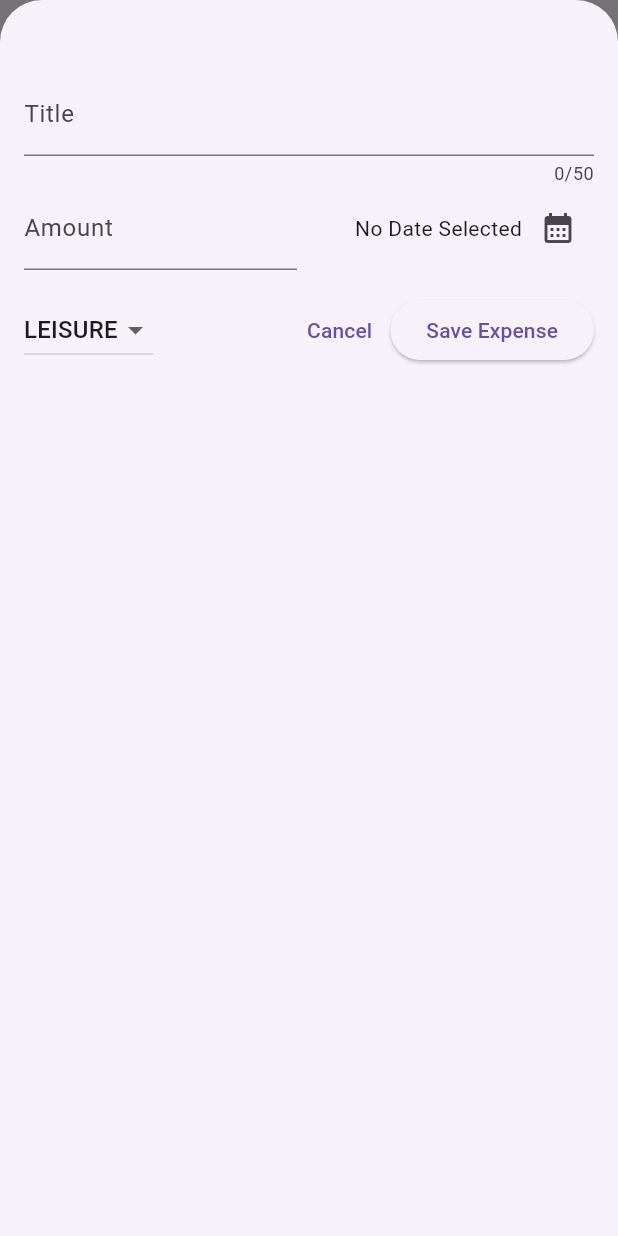
After one commit to abrambagus/expense_tracker, a Flutter app: the screen it shows after launch, after a tap on the "add" icon, on a phone screen of 412 x 824 dp. The commit adds this screen. Run offline on Flutter 3.47's test engine with Material 3 defaults, Android fonts, the phone set to English and light mode, and no system bars.

Commit message:
add new expense form

```diff
--- a/lib/widgets/expenses.dart
+++ b/lib/widgets/expenses.dart
@@ -1,5 +1,6 @@
 import 'package:expense_tracker/widgets/expenses_list/expenses_list.dart';
 import 'package:expense_tracker/models/expense.dart';
+import 'package:expense_tracker/widgets/new_expense.dart';
 import 'package:flutter/material.dart';
 
 class Expenses extends StatefulWidget {
@@ -25,9 +26,32 @@ class _ExpensesState extends State<Expenses> {
         category: Category.leisure),
   ];
 
+  void _openAddExpenseOverlay() {
+    showModalBottomSheet(
+      isScrollControlled: true,
+      context: context,
+      builder: (ctx) => NewExpense(_addExpense),
+    );
+  }
+
+  void _addExpense(expense) {
+    setState(() {
+      _registeredExpenses.add(expense);
+    });
+  }
+
   @override
   Widget build(BuildContext context) {
     return Scaffold(
+      appBar: AppBar(
+        title: const Text("Flutter Expense Tracker"),
+        actions: [
+          IconButton(
+            onPressed: _openAddExpenseOverlay,
+            icon: const Icon(Icons.add),
+          ),
+        ],
+      ),
       body: Column(
         children: [
           const Text("chart"),
--- a/lib/widgets/expenses_list/expense_item.dart
+++ b/lib/widgets/expenses_list/expense_item.dart
@@ -1,5 +1,6 @@
 import 'package:expense_tracker/models/expense.dart';
 import 'package:flutter/material.dart';
+import 'package:intl/intl.dart';
 
 class ExpenseItem extends StatelessWidget {
   const ExpenseItem(this.expense, {super.key});
@@ -22,7 +23,8 @@ class ExpenseItem extends StatelessWidget {
             ),
             Row(
               children: [
-                Text("Rp. ${expense.amount.toStringAsFixed(2)}"),
+                Text(
+                    "Rp. ${NumberFormat('#,##0.00', 'id_ID').format(expense.amount)}"),
                 const Spacer(),
                 Row(
                   children: [
--- /dev/null
+++ b/lib/widgets/new_expense.dart
@@ -0,0 +1,167 @@
+import 'package:expense_tracker/models/expense.dart';
+import 'package:flutter/material.dart';
+
+class NewExpense extends StatefulWidget {
+  const NewExpense(this.onAddExpense, {super.key});
+
+  final void Function(Expense expense) onAddExpense;
+
+  @override
+  State<StatefulWidget> createState() {
+    return _NewExpenseState();
+  }
+}
+
+class _NewExpenseState extends State<NewExpense> {
+  final _titleController = TextEditingController();
+  final _amountController = TextEditingController();
+  DateTime? _selectedDate;
+  Category _selectedCategory = Category.leisure;
+
+  void _presentDatePicker() async {
+    final now = DateTime.now();
+    final firstDate = DateTime(now.year - 1, now.month, now.day);
+    final pickedDate = await showDatePicker(
+      context: context,
+      initialDate: now,
+      firstDate: firstDate,
+      lastDate: now,
+    );
+    setState(() {
+      _selectedDate = pickedDate;
+    });
+  }
+
+  void _submitExpenseData() {
+    final enteredAmount = double.tryParse(_amountController.text);
+    final amountIsInvalid = enteredAmount == null || enteredAmount <= 0;
+    if (_titleController.text.trim().isEmpty ||
+        amountIsInvalid ||
+        _selectedDate == null) {
+      showDialog(
+        context: context,
+        builder: (ctx) => AlertDialog(
+          title: const Text("Invalid Input"),
+          content: const Text(
+              "Please make sure a valid title, amount, date, and category was entered."),
+          actions: [
+            TextButton(
+              onPressed: () {
+                Navigator.pop(ctx);
+              },
+              child: const Text("Okay"),
+            ),
+          ],
+        ),
+      );
+      return;
+    }
+    widget.onAddExpense(Expense(
+      title: _titleController.text,
+      amount: enteredAmount,
+      date: _selectedDate!,
+      category: _selectedCategory,
+    ));
+    Navigator.pop(context);
+  }
+
+  @override
+  void dispose() {
+    _titleController.dispose();
+    _amountController.dispose();
+    super.dispose();
+  }
+
+  @override
+  Widget build(BuildContext context) {
+    return Padding(
+      padding: const EdgeInsets.fromLTRB(16, 48, 16, 16),
+      child: Column(
+        children: [
+          TextField(
+            controller: _titleController,
+            maxLength: 50,
+            decoration: const InputDecoration(
+              label: Text("Title"),
+            ),
+          ),
+          Row(
+            children: [
+              Expanded(
+                child: TextField(
+                  controller: _amountController,
+                  keyboardType: TextInputType.number,
+                  decoration: const InputDecoration(
+                    prefixText: "Rp. ",
+                    label: Text("Amount"),
+                  ),
+                ),
+              ),
+              const SizedBox(
+                width: 16,
+              ),
+              Expanded(
+                child: Row(
+                  mainAxisAlignment: MainAxisAlignment.end,
+                  crossAxisAlignment: CrossAxisAlignment.center,
+                  children: [
+                    Text(
+                      _selectedDate == null
+                          ? "No Date Selected"
+                          : formatter.format(_selectedDate!),
+                    ),
+                    IconButton(
+                      onPressed: _presentDatePicker,
+                      icon: const Icon(Icons.calendar_month),
+                    ),
+                  ],
+                ),
+              )
+            ],
+          ),
+          const SizedBox(
+            height: 16,
+          ),
+          Row(
+            children: [
+              DropdownButton(
+                value: _selectedCategory,
+                items: Category.values
+                    .map(
+                      (category) => DropdownMenuItem(
+                        value: category,
+                        child: Text(
+                          category.name.toUpperCase(),
+                        ),
+                      ),
+                    )
+                    .toList(),
+                onChanged: (value) {
+                  if (value == null) {
+                    return;
+                  }
+                  setState(
+                    () {
+                      _selectedCategory = value;
+                    },
+                  );
+                },
+              ),
+              const Spacer(),
+              TextButton(
+                onPressed: () {
+                  Navigator.pop(context);
+                },
+                child: const Text("Cancel"),
+              ),
+              ElevatedButton(
+                onPressed: _submitExpenseData,
+                child: const Text("Save Expense"),
+              ),
+            ],
+          )
+        ],
+      ),
+    );
+  }
+}
```
